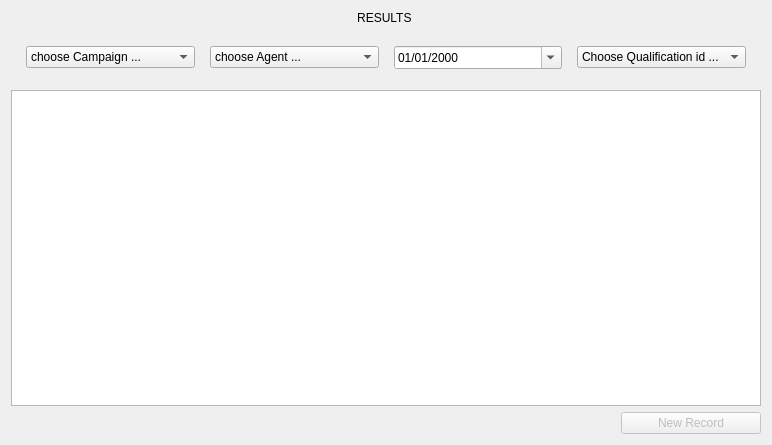
Qt form ui/rslts.ui (YassineBaghdadi/QM) before a commit.
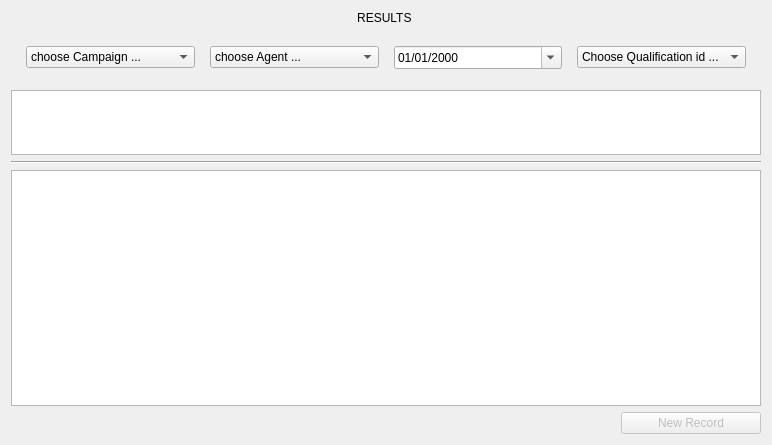
The same form after that commit.

What changed in the file:
```diff
--- a/ui/rslts.ui
+++ b/ui/rslts.ui
@@ -85,7 +85,35 @@
      <item>
       <layout class="QVBoxLayout" name="verticalLayout_3">
        <item>
-        <widget class="QTableWidget" name="tableWidget"/>
+        <layout class="QVBoxLayout" name="verticalLayout_4">
+         <item>
+          <widget class="QTableWidget" name="tableWidget_2">
+           <property name="maximumSize">
+            <size>
+             <width>16777215</width>
+             <height>65</height>
+            </size>
+           </property>
+           <attribute name="verticalHeaderVisible">
+            <bool>false</bool>
+           </attribute>
+          </widget>
+         </item>
+         <item>
+          <widget class="Line" name="line">
+           <property name="orientation">
+            <enum>Qt::Horizontal</enum>
+           </property>
+          </widget>
+         </item>
+        </layout>
+       </item>
+       <item>
+        <widget class="QTableWidget" name="tableWidget">
+         <attribute name="verticalHeaderVisible">
+          <bool>false</bool>
+         </attribute>
+        </widget>
        </item>
       </layout>
      </item>
```
